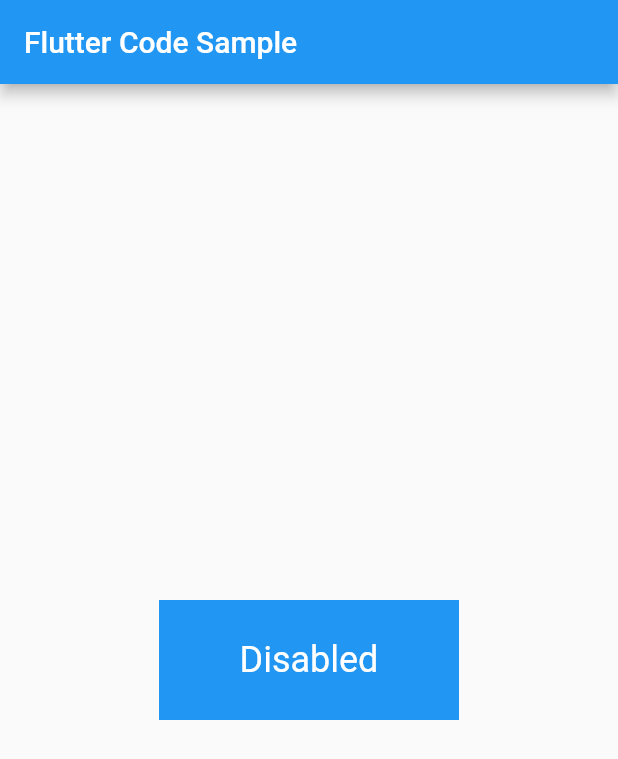
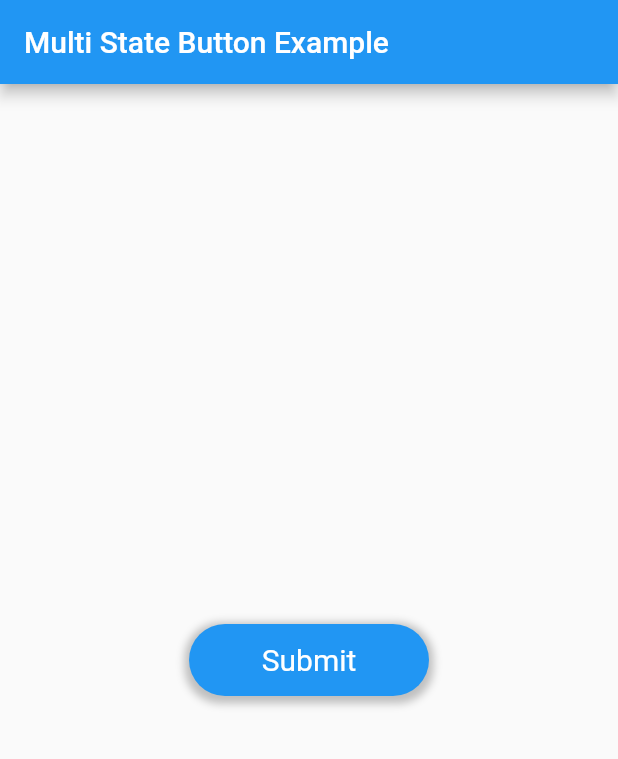
Before and after one commit to Bharathh-Raj/multi_state_button, a Flutter app: the screen it shows after launch, on a phone screen of 412 x 824 dp. Shown: the top 759 px of the screen. Run offline on Flutter 3.47's test engine with Material 2 defaults, Android fonts, the phone set to English and light mode, and no system bars.

```diff
--- a/example/lib/main.dart
+++ b/example/lib/main.dart
@@ -3,11 +3,8 @@ import 'package:multi_state_button/multi_state_button.dart';
 
 void main() => runApp(MyApp());
 
-/// This is the main application widget.
 class MyApp extends StatefulWidget {
   MyApp({Key? key}) : super(key: key);
-
-  static const String _title = 'Flutter Code Sample';
 
   @override
   _MyAppState createState() => _MyAppState();
@@ -18,84 +15,168 @@ class _MyAppState extends State<MyApp> {
 
   @override
   void initState() {
-    multiStateButtonController = MultiStateButtonController(initialStateName: "Disabled");
-    // TODO: implement initState
+    multiStateButtonController = MultiStateButtonController(initialStateName: "Submit");
     super.initState();
   }
 
   @override
   Widget build(BuildContext context) {
     return MaterialApp(
-      title: MyApp._title,
+      title: "Multi State Button Example",
       home: Scaffold(
-        appBar: AppBar(title: const Text(MyApp._title)),
+        appBar: AppBar(title: const Text("Multi State Button Example")),
         body: Center(
           child: MultiStateButton(
             buttonStates: [
               ButtonState(
-                  stateName: "Normal",
+                  stateName: "Submit",
                   child: Text(
-                    "Normal",
+                    "Submit",
                   ),
-                  textStyle: TextStyle(color: Colors.white, fontSize: 12),
-                  size: Size(100, 40),
+                  textStyle: TextStyle(color: Colors.white, fontSize: 20),
+                  size: Size(160, 48),
                   boxDecoration: BoxDecoration(
                     color: Colors.blue,
                     borderRadius: BorderRadius.all(Radius.circular(24)),
+                    boxShadow: <BoxShadow>[
+                      BoxShadow(
+                        color: Color(0x66666666),
+                        blurRadius: 4.0,
+                        spreadRadius: 3.0,
+                        offset: Offset(0, 2.0),
+                      )
+                    ],
                   ),
                   onPressed: () {
                     multiStateButtonController.setButtonState = "Loading";
                   }),
               ButtonState(
                   stateName: "Loading",
-                  child: Text(
-                    "Loading",
-                  ),
-                  textStyle: TextStyle(color: Colors.red, fontSize: 18),
-                  size: Size(100, 40),
-                  onPressed: () {
-                    multiStateButtonController.setButtonState = "4";
-                  }),
-              ButtonState(
-                  stateName: "4",
-                  child: Icon(
-                    Icons.account_circle,
-                    size: 120,
-                  ),
-                  boxDecoration: BoxDecoration(
-                    color: Colors.blue,
-                    borderRadius: BorderRadius.all(Radius.circular(80)),
-                  ),
-                  size: Size(160, 160),
-                  onPressed: () {
-                    multiStateButtonController.setButtonState = "5";
-                  }),
-              ButtonState(
-                  stateName: "5",
-                  child: SizedBox(
-                    height: 20,
-                    width: 20,
-                    child: CircularProgressIndicator(
-                      color: Colors.white,
+                  alignment: Alignment.centerRight,
+                  child: Padding(
+                    padding: const EdgeInsets.all(8.0),
+                    child: SizedBox(
+                      height: 24,
+                      width: 24,
+                      child: CircularProgressIndicator(
+                        strokeWidth: 3,
+                        color: Colors.white,
+                      ),
                     ),
                   ),
                   boxDecoration: BoxDecoration(
-                    color: Colors.blue,
+                    color: Colors.teal,
                     borderRadius: BorderRadius.all(Radius.circular(48)),
                   ),
-                  size: Size(80, 80),
+                  size: Size(160, 48),
                   onPressed: () {
-                    multiStateButtonController.setButtonState = "Disabled";
+                    multiStateButtonController.setButtonState = "Loading2";
                   }),
               ButtonState(
-                  stateName: "Disabled",
+                  stateName: "Loading2",
+                  alignment: Alignment.center,
+                  child: Padding(
+                    padding: const EdgeInsets.all(8.0),
+                    child: SizedBox(
+                      height: 24,
+                      width: 24,
+                      child: CircularProgressIndicator(
+                        strokeWidth: 3,
+                        color: Colors.white,
+                      ),
+                    ),
+                  ),
+                  boxDecoration: BoxDecoration(
+                    color: Colors.teal,
+                    borderRadius: BorderRadius.all(Radius.circular(48)),
+                  ),
+                  size: Size(160, 48),
+                  onPressed: () {
+                    multiStateButtonController.setButtonState = "Try Again";
+                  }),
+              ButtonState(
+                  stateName: "Try Again",
+                  boxDecoration: BoxDecoration(
+                    color: Colors.orange,
+                    borderRadius: BorderRadius.all(Radius.circular(24)),
+                    boxShadow: const <BoxShadow>[
+                      BoxShadow(
+                        color: Color(0x66666666),
+                        blurRadius: 8.0,
+                        spreadRadius: 3.0,
+                        offset: Offset(0, 6.0),
+                      )
+                    ],
+                  ),
                   child: Text(
-                    "Disabled",
+                    "Try Again",
                   ),
-                  size: Size(200, 80),
-                  textStyle: TextStyle(color: Colors.white, fontSize: 24),
+                  size: Size(160, 48),
+                  textStyle: TextStyle(color: Colors.white, fontSize: 20, fontWeight: FontWeight.w500),
                   onPressed: () {
-                    multiStateButtonController.setButtonState = "Normal";
+                    multiStateButtonController.setButtonState = "Error";
+                  }),
+              ButtonState(
+                  stateName: "Error",
+                  child: Center(
+                    child: Row(
+                      mainAxisAlignment: MainAxisAlignment.center,
+                      children: [
+                        Text(
+                          "Error",
+                        ),
+                        const SizedBox(
+                          width: 16,
+                        ),
+                        Icon(
+                          Icons.error_outline,
+                          color: Colors.white,
+                        )
+                      ],
+                    ),
+                  ),
+                  textStyle: TextStyle(color: Colors.white, fontSize: 22, fontWeight: FontWeight.bold),
+                  boxDecoration: BoxDecoration(
+                    color: Colors.red,
+                    borderRadius: BorderRadius.all(Radius.circular(12)),
+                  ),
+                  size: Size(160, 48),
+                  onPressed: () {
+                    multiStateButtonController.setButtonState = "Success";
+                  }),
+              ButtonState(
+                  stateName: "Success",
+                  child: Row(
+                    mainAxisAlignment: MainAxisAlignment.center,
+                    children: [
+                      Text(
+                        "Success",
+                      ),
+                      const SizedBox(
+                        width: 16,
+                      ),
+                      Icon(
+                        Icons.check,
+                        color: Colors.white,
+                      )
+                    ],
+                  ),
+                  textStyle: TextStyle(color: Colors.white, fontSize: 22),
+                  boxDecoration: BoxDecoration(
+                    color: Colors.green,
+                    borderRadius: BorderRadius.all(Radius.circular(48)),
+                    boxShadow: const <BoxShadow>[
+                      BoxShadow(
+                        color: Color(0x66666666),
+                        blurRadius: 6.0,
+                        spreadRadius: 3.0,
+                        offset: Offset(0, -3.0),
+                      )
+                    ],
+                  ),
+                  size: Size(160, 48),
+                  onPressed: () {
+                    multiStateButtonController.setButtonState = "Submit";
                   }),
             ],
             multiStateButtonController: multiStateButtonController,
--- a/lib/multi_state_button.dart
+++ b/lib/multi_state_button.dart
@@ -1,3 +1,5 @@
 library multi_state_button;
 
 export 'src/multi_state_button.dart';
+export 'src/button_state.dart';
+export 'src/multi_state_button_controller.dart';
--- /dev/null
+++ b/lib/src/button_state.dart
@@ -0,0 +1,33 @@
+import 'package:flutter/material.dart';
+
+class ButtonState {
+  final String stateName;
+  final VoidCallback? onPressed;
+  final Color color;
+  final Widget child;
+  final Size? size;
+  final BoxDecoration? boxDecoration;
+  final AlignmentGeometry alignment;
+  final TextStyle? textStyle;
+  final Matrix4? transform;
+  final Clip clipBehavior;
+  final Decoration? foregroundDecoration;
+  final VoidCallback? onAnimationEnd;
+  final AlignmentGeometry? transformAlignment;
+
+  ButtonState({
+    required this.stateName,
+    this.onPressed,
+    this.child = const SizedBox(),
+    this.textStyle,
+    this.size,
+    this.color = Colors.blue,
+    this.boxDecoration,
+    this.alignment = Alignment.center,
+    this.transform,
+    this.clipBehavior = Clip.none,
+    this.foregroundDecoration,
+    this.onAnimationEnd,
+    this.transformAlignment,
+  });
+}
--- a/lib/src/multi_state_button.dart
+++ b/lib/src/multi_state_button.dart
@@ -1,7 +1,9 @@
 import 'package:flutter/material.dart';
 
-/// This is the stateful widget that the main application instantiates.
-class MultiStateButton extends StatelessWidget {
+import '../multi_state_button.dart';
+import 'multi_state_button_controller.dart';
+
+class MultiStateButton extends StatefulWidget {
   final List<ButtonState> buttonStates;
   final MultiStateButtonController multiStateButtonController;
   final Duration animationDuration;
@@ -13,18 +15,40 @@ class MultiStateButton extends StatelessWidget {
     required this.multiStateButtonController,
     this.animationDuration = const Duration(seconds: 1),
     this.animationCurve = Curves.easeIn,
-  }) : super(key: key) {
-    // multiStateButtonController._register(this.hashCode);
+  }) : super(key: key);
+
+  @override
+  _MultiStateButtonState createState() => _MultiStateButtonState();
+}
+
+class _MultiStateButtonState extends State<MultiStateButton> with SingleTickerProviderStateMixin {
+  late final AnimationController _controller;
+  late final Animation<double> _animation;
+
+  @override
+  void initState() {
+    _controller = AnimationController(vsync: this, duration: widget.animationDuration);
+    _animation = CurvedAnimation(parent: _controller, curve: widget.animationCurve);
+    _controller.forward(from: 1);
+    widget.multiStateButtonController.buttonStateName.addListener(() {
+      _controller.forward(from: 0);
+    });
+    super.initState();
   }
+
+  @override
+  void dispose() {
+    _controller.dispose();
+    super.dispose();
+  }
+
   @override
   Widget build(BuildContext context) {
     return ValueListenableBuilder<String>(
-      valueListenable: multiStateButtonController.buttonStateName,
+      valueListenable: widget.multiStateButtonController.buttonStateName,
       builder: (context, value, child) {
-        final ButtonState previousButtonState = buttonStates
-            .firstWhere((element) => element.stateName == multiStateButtonController._previousButtonStateName);
-        final ButtonState currentButtonState = buttonStates.firstWhere((element) => element.stateName == value);
-        return InkWell(
+        final ButtonState currentButtonState = widget.buttonStates.firstWhere((element) => element.stateName == value);
+        return GestureDetector(
           onTap: currentButtonState.onPressed,
           child: AnimatedContainer(
             padding: EdgeInsets.all(0),
@@ -34,22 +58,15 @@ class MultiStateButton extends StatelessWidget {
             color: currentButtonState.boxDecoration == null ? currentButtonState.color : null,
             decoration: currentButtonState.boxDecoration,
             alignment: currentButtonState.alignment,
-            duration: animationDuration,
-            curve: animationCurve,
-            // child: currentButtonState.child,
+            duration: widget.animationDuration,
+            curve: widget.animationCurve,
             child: AnimatedDefaultTextStyle(
-              duration: animationDuration,
-              curve: animationCurve,
-              style: currentButtonState.textStyle ?? TextStyle(),
-              child: AnimatedCrossFade(
-                crossFadeState: CrossFadeState.showSecond,
-                duration: animationDuration,
-                firstChild: previousButtonState.child,
-                secondChild: currentButtonState.child,
-                firstCurve: animationCurve,
-                sizeCurve: animationCurve,
-                secondCurve: animationCurve,
-                reverseDuration: animationDuration,
+              duration: widget.animationDuration,
+              curve: widget.animationCurve,
+              style: currentButtonState.textStyle ?? TextStyle(fontSize: 12),
+              child: FadeTransition(
+                opacity: _animation,
+                child: currentButtonState.child,
               ),
             ),
             clipBehavior: currentButtonState.clipBehavior,
@@ -63,59 +80,3 @@ class MultiStateButton extends StatelessWidget {
     );
   }
 }
-
-class MultiStateButtonController {
-  MultiStateButtonController({required String initialStateName})
-      : _buttonStateName = ValueNotifier(initialStateName),
-        _previousButtonStateName = initialStateName;
-
-  String _previousButtonStateName;
-  final ValueNotifier<String> _buttonStateName;
-  ValueNotifier<String> get buttonStateName => _buttonStateName;
-  set setButtonState(String stateName) {
-    if (_buttonStateName.value != stateName) {
-      _previousButtonStateName = _buttonStateName.value;
-      _buttonStateName.value = stateName;
-    }
-  }
-
-  // int? _hashCodeOfButton;
-  // int? get isRegistered => _hashCodeOfButton;
-  // void _register(int hashCode) {
-  //   assert(_hashCodeOfButton == null || _hashCodeOfButton == hashCode,
-  //       "MultiStateButtonController already registered with another MultiStateButton with hashCode $_hashCodeOfButton");
-  //   _hashCodeOfButton = hashCode;
-  // }
-}
-
-class ButtonState {
-  final String stateName;
-  final VoidCallback? onPressed;
-  final Color color;
-  final Widget child;
-  final Size? size;
-  final BoxDecoration? boxDecoration;
-  final AlignmentGeometry alignment;
-  final TextStyle? textStyle;
-  final Matrix4? transform;
-  final Clip clipBehavior;
-  final Decoration? foregroundDecoration;
-  final VoidCallback? onAnimationEnd;
-  final AlignmentGeometry? transformAlignment;
-
-  ButtonState({
-    required this.stateName,
-    this.onPressed,
-    this.child = const SizedBox(),
-    this.textStyle,
-    this.size,
-    this.color = Colors.blue,
-    this.boxDecoration,
-    this.alignment = Alignment.center,
-    this.transform,
-    this.clipBehavior = Clip.none,
-    this.foregroundDecoration,
-    this.onAnimationEnd,
-    this.transformAlignment,
-  });
-}
--- /dev/null
+++ b/lib/src/multi_state_button_controller.dart
@@ -0,0 +1,9 @@
+import 'package:flutter/foundation.dart';
+
+class MultiStateButtonController {
+  MultiStateButtonController({required String initialStateName}) : _buttonStateName = ValueNotifier(initialStateName);
+
+  final ValueNotifier<String> _buttonStateName;
+  ValueNotifier<String> get buttonStateName => _buttonStateName;
+  set setButtonState(String stateName) => _buttonStateName.value = stateName;
+}
```
Also changed, not shown: pubspec.yaml (+2 -38 lines).
